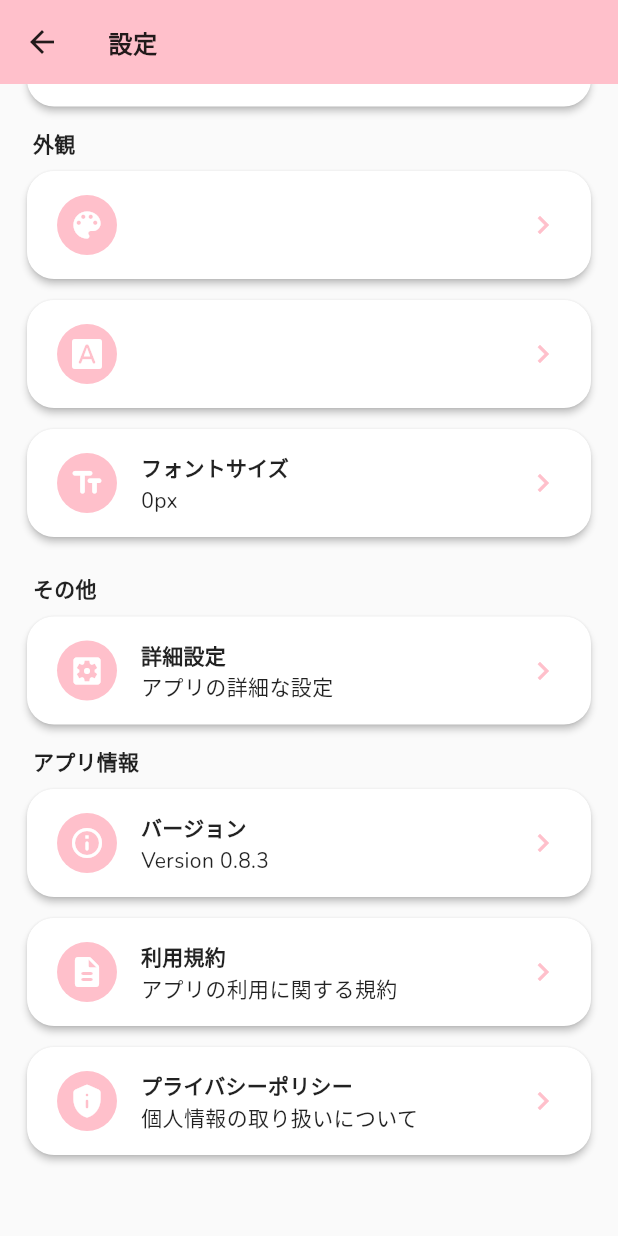
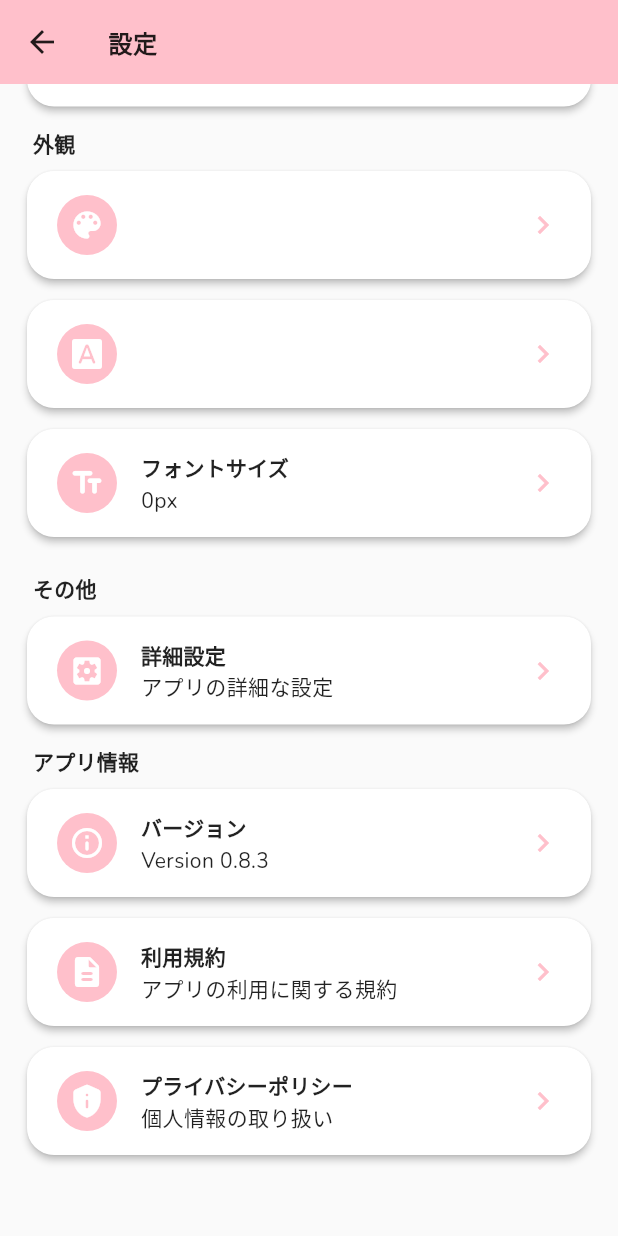
Before and after one commit to IKcoding-jp/maikago, a Flutter app: the SettingsScreen screen opened directly with empty values, scrolled down 127 dp, on a phone screen of 412 x 824 dp. Run offline on Flutter 3.47's test engine with Material 3 defaults, Android fonts, the phone set to English and light mode, and no system bars; our stand-ins replace camera, cloud_firestore, cloud_functions, firebase_auth, firebase_core, google_fonts and 8 more; missing offline and left inert: in_app_purchase_android, mobile_scanner; accounts and stored records are empty; network calls fail.

Commit message:
まいカゴのフォントサイズ設定にて、はみ出てしまう部分がある問題を修正

```diff
--- a/lib/drawer/settings/settings_screen.dart
+++ b/lib/drawer/settings/settings_screen.dart
@@ -615,7 +615,7 @@ class _SettingsScreenState extends State<SettingsScreen> {
       child: _buildSettingsListItem(
         context: context,
         title: 'プライバシーポリシー',
-        subtitle: '個人情報の取り扱いについて',
+        subtitle: '個人情報の取り扱い',
         leadingIcon: Icons.privacy_tip_rounded,
         backgroundColor: Theme.of(context).colorScheme.primary,
         textColor: settingsState.selectedTheme == 'dark'
@@ -721,24 +721,37 @@ class _SettingsScreenState extends State<SettingsScreen> {
     required VoidCallback onTap,
     Widget? trailing,
   }) {
-    return SizedBox(
-      height: 72,
+    // フォントサイズに応じて高さを動的に調整
+    final fontSize = Theme.of(context).textTheme.titleMedium?.fontSize ?? 16.0;
+    final minHeight = fontSize > 18 ? 88.0 : 72.0;
+    final maxHeight = fontSize > 20 ? 100.0 : 88.0;
+
+    return ConstrainedBox(
+      constraints: BoxConstraints(
+        minHeight: minHeight,
+        maxHeight: maxHeight,
+      ),
       child: ListTile(
         dense: true,
-        minVerticalPadding: 8,
-        contentPadding: const EdgeInsets.symmetric(horizontal: 20, vertical: 4),
+        minVerticalPadding: fontSize > 18 ? 12 : 8,
+        contentPadding: EdgeInsets.symmetric(
+            horizontal: 20, vertical: fontSize > 18 ? 8 : 4),
         title: Text(
           title,
           style: Theme.of(context).textTheme.titleMedium?.copyWith(
                 fontWeight: FontWeight.bold,
                 color: textColor,
               ),
+          overflow: TextOverflow.ellipsis,
+          maxLines: 2,
         ),
         subtitle: Text(
           subtitle,
           style: Theme.of(
             context,
           ).textTheme.bodyMedium?.copyWith(color: textColor),
+          overflow: TextOverflow.ellipsis,
+          maxLines: 2,
         ),
         leading: CircleAvatar(
           backgroundColor: backgroundColor,
@@ -764,6 +777,8 @@ class _SettingsScreenState extends State<SettingsScreen> {
               fontWeight: FontWeight.bold,
               color: textColor,
             ),
+        overflow: TextOverflow.ellipsis,
+        maxLines: 1,
       ),
     );
   }
```
Also changed, not shown: lib/drawer/settings/settings_font.dart (+16 -6 lines), lib/screens/main_screen.dart (+21 -3 lines), lib/widgets/item_row.dart (+11 -10 lines), 3 other files.
